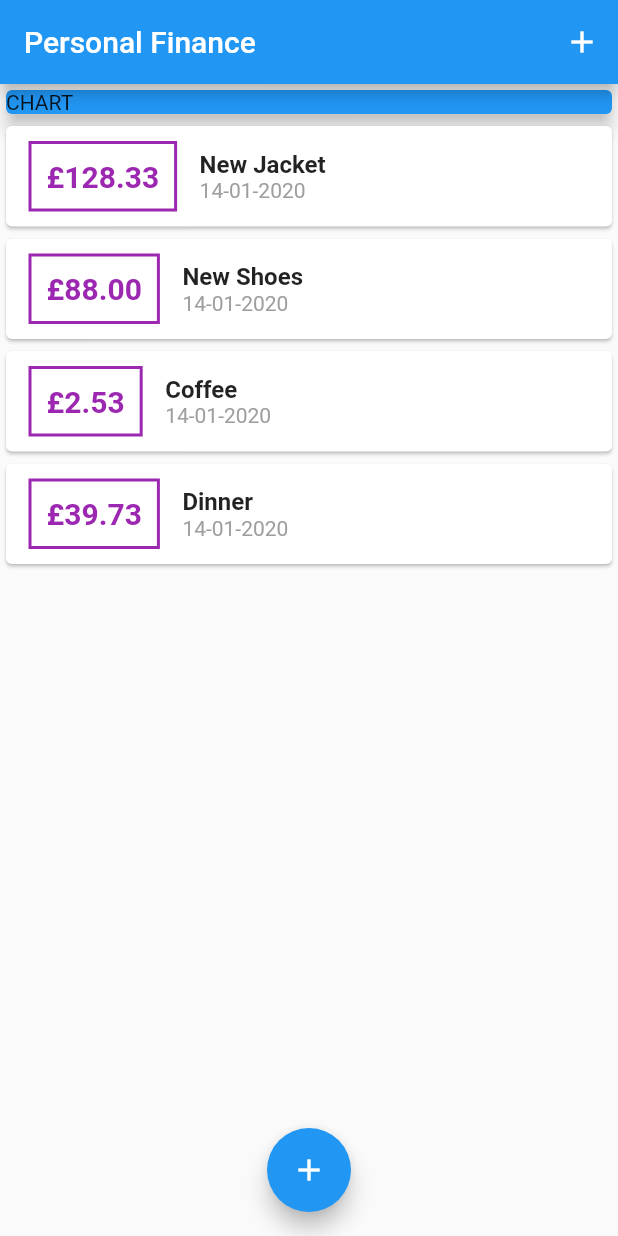
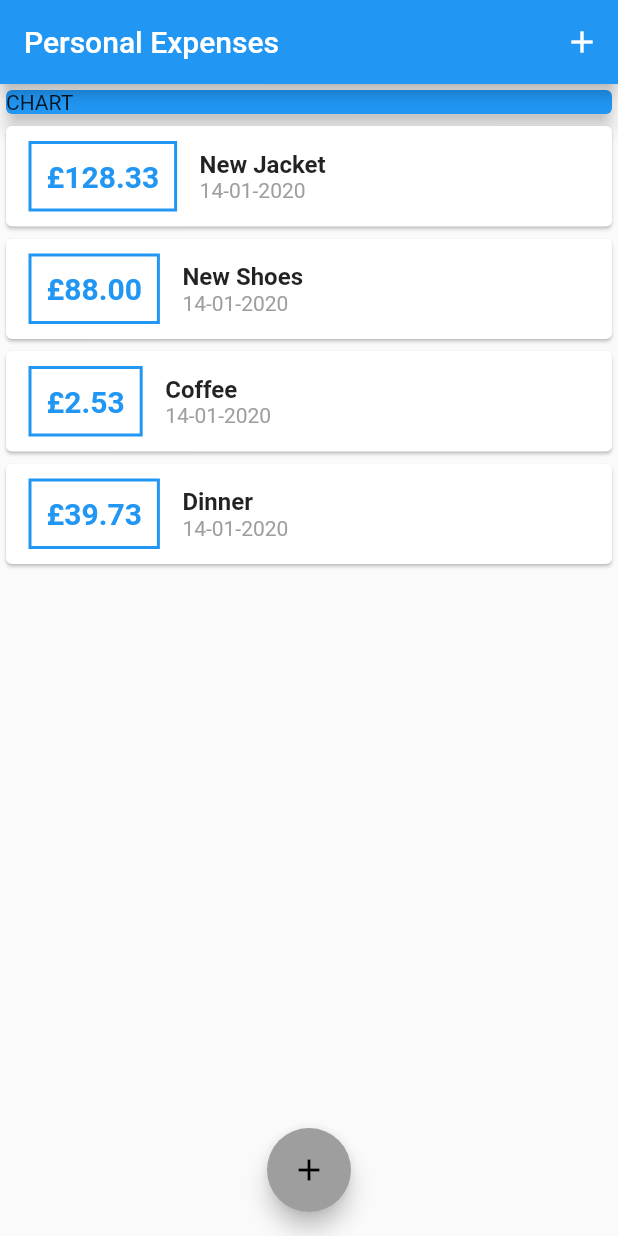
Before and after one commit to jeanrauwers/personal-finance, a Flutter app: the screen it shows after launch, on a phone screen of 412 x 824 dp. Run offline on Flutter 3.47's test engine with Material 2 defaults, Android fonts, the phone set to English and light mode, and no system bars.

Commit message:
Adds color theme

```diff
--- a/lib/main.dart
+++ b/lib/main.dart
@@ -13,10 +13,8 @@ class MyApp extends StatelessWidget {
   @override
   Widget build(BuildContext context) {
     return MaterialApp(
-      title: 'Personal Finance',
-      theme: ThemeData(
-        primarySwatch: Colors.blue,
-      ),
+      title: 'Personal Expenses',
+      theme: ThemeData(primarySwatch: Colors.blue, accentColor: Colors.grey),
       home: MyHomePage(),
     );
   }
@@ -65,7 +63,7 @@ class _MyHomePageState extends State<MyHomePage> {
   Widget build(BuildContext context) {
     return Scaffold(
         appBar: AppBar(
-          title: Text('Personal Finance'),
+          title: Text('Personal Expenses'),
           actions: <Widget>[
             IconButton(
               icon: Icon(Icons.add),
--- a/lib/widgets/transaction_list.dart
+++ b/lib/widgets/transaction_list.dart
@@ -20,13 +20,14 @@ class TransactionList extends StatelessWidget {
                   margin: EdgeInsets.symmetric(vertical: 10, horizontal: 15),
                   padding: EdgeInsets.all(10),
                   decoration: BoxDecoration(
-                      border: Border.all(color: Colors.purple, width: 2)),
+                      border: Border.all(
+                          color: Theme.of(context).primaryColor, width: 2)),
                   child: Text(
                     '£${transactions[index].amount.toStringAsFixed(2)}',
                     style: TextStyle(
                         fontWeight: FontWeight.bold,
                         fontSize: 20,
-                        color: Colors.purple),
+                        color: Theme.of(context).primaryColor),
                   ),
                 ),
                 Column(
```
